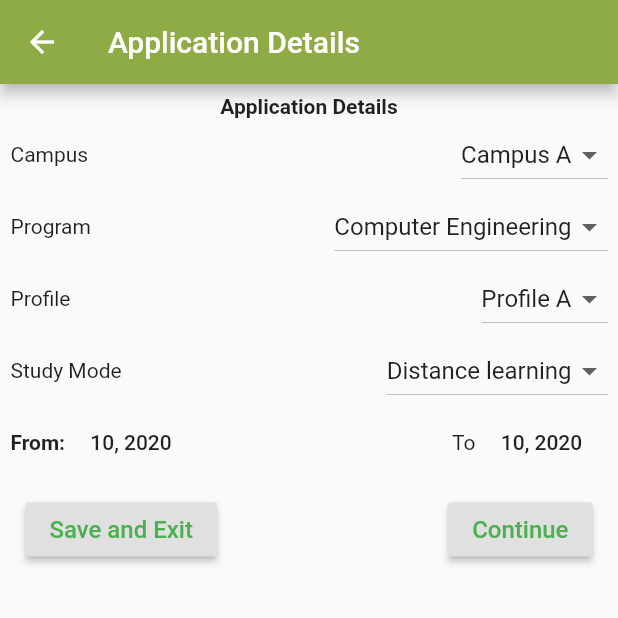
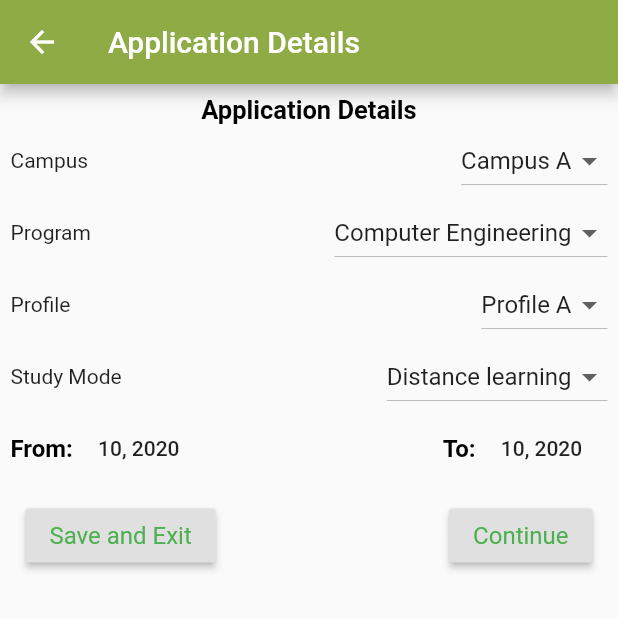
Before and after one commit to durrello/scholar_app, a Flutter app: the ApplicationScreen screen opened directly, on a phone screen of 412 x 824 dp, the top half of it. Run offline on Flutter 3.47's test engine with Material 2 defaults, Android fonts, the phone set to English and light mode, and no system bars; our stand-ins replace animated_splash_screen, file_picker, google_sign_in, hexcolor, page_transition, rflutter_alert and 1 more; missing offline and left inert: flutter_overboard.

Commit message:
created reusable text widgets and used in all needed places

```diff
--- a/lib/src/screens/app_form/application_details.dart
+++ b/lib/src/screens/app_form/application_details.dart
@@ -4,6 +4,8 @@ import 'package:rflutter_alert/rflutter_alert.dart';
 import 'package:scholar_app/src/commons.dart';
 import 'package:scholar_app/src/screens/home/home.dart';
 import 'package:scholar_app/src/screens/preview.dart';
+import 'package:scholar_app/src/widgets/CustomHeader.dart';
+import 'package:scholar_app/src/widgets/CustomText.dart';
 
 class ApplicationScreen extends StatefulWidget {
   @override
@@ -183,12 +185,12 @@ class ApplicationScreenState extends State<ApplicationScreen> {
   buildFromTo(){
     return  Row(
       children: [
-        Text("From:", style: TextStyle(fontWeight: FontWeight.bold),),
+        CustomText(text: "From:", weight: FontWeight.bold,),
         FlatButton(
             onPressed: () {_selectDateFrom(context);},
             child: Text('${_dateFrom.month}, ${_dateFrom.year}')),
         Spacer(),
-        Text("To"),
+        CustomText(text: "To:", weight: FontWeight.bold,),
         FlatButton(
             onPressed: () {_selectDateTo(context);},
             child: Text('${_dateTo.month}, ${_dateTo.year}')),
@@ -210,7 +212,7 @@ class ApplicationScreenState extends State<ApplicationScreen> {
                   child: Column(
                     // mainAxisAlignment: MainAxisAlignment.center,
                     children: [
-                      Text("Application Details", style: TextStyle(fontWeight: FontWeight.bold),),
+                     CustomHeader(text: "Application Details"),
                       _buildCampus(),
                       _buildPrograms(),
                       _buildProfile(),
@@ -224,7 +226,7 @@ class ApplicationScreenState extends State<ApplicationScreen> {
                 child: Row(
                   children: [
                     RaisedButton(
-                      child: Text("Save and Exit", style: TextStyle(color: green, fontSize: 16)),
+                      child: CustomText(text: "Save and Exit", color: green),
                       onPressed: () {
                         return  Alert(
                           context: context,
@@ -233,7 +235,7 @@ class ApplicationScreenState extends State<ApplicationScreen> {
                           buttons: [
                             DialogButton(child: Text("Yes"), onPressed: () {Navigator.of(context).push(MaterialPageRoute(
                                 builder: (BuildContext context) => HomeScreen()));}, color: grey,),
-                            DialogButton(child: Text("No, Continue", style: TextStyle(color: white), textAlign: TextAlign.center,), onPressed: () {Navigator.pop(context);}, color: primary,)
+                            DialogButton(child: CustomText(text: "No, Continue", color: white, textAlign: TextAlign.center) , onPressed: () {Navigator.pop(context);}, color: primary,)
                           ],
                         ).show();
                       },
@@ -243,7 +245,7 @@ class ApplicationScreenState extends State<ApplicationScreen> {
                     Spacer(),
 
                     RaisedButton(
-                      child: Text("Continue", style: TextStyle(color: green, fontSize: 16)),
+                      child: CustomText(text: "Continue", color: green,),
                       onPressed: () => {
                         if(!_formkey.currentState.validate()){
 
--- a/lib/src/screens/app_form/documents.dart
+++ b/lib/src/screens/app_form/documents.dart
@@ -6,6 +6,8 @@ import 'package:rflutter_alert/rflutter_alert.dart';
 import 'package:scholar_app/src/commons.dart';
 import 'package:scholar_app/src/screens/app_form/application_details.dart';
 import 'package:scholar_app/src/screens/home/home.dart';
+import 'package:scholar_app/src/widgets/CustomHeader.dart';
+import 'package:scholar_app/src/widgets/CustomText.dart';
 
 class DocumentScreen extends StatefulWidget {
   @override
@@ -196,6 +198,7 @@ class DocumentScreenState extends State<DocumentScreen> {
           margin: EdgeInsets.all(7),
           child: ListView(
             children: [
+              Center(child: CustomHeader(text: "Application documents")),
               Form(
                   key: _formkey,
                   child: Column(
@@ -212,7 +215,7 @@ class DocumentScreenState extends State<DocumentScreen> {
                 child: Row(
                   children: [
                     RaisedButton(
-                      child: Text("Save and Exit", style: TextStyle(color: green, fontSize: 16)),
+                      child: CustomText(text: "Save and Exit", color: green,),
                       onPressed: () {
                         return  Alert(
                           context: context,
--- a/lib/src/screens/app_form/guardians.dart
+++ b/lib/src/screens/app_form/guardians.dart
@@ -4,6 +4,7 @@ import 'package:rflutter_alert/rflutter_alert.dart';
 import 'package:scholar_app/src/commons.dart';
 import 'package:scholar_app/src/screens/app_form/experience.dart';
 import 'package:scholar_app/src/screens/home/home.dart';
+import 'package:scholar_app/src/widgets/CustomHeader.dart';
 
 class GuardianInfoScreen extends StatefulWidget {
   @override
@@ -242,7 +243,7 @@ class GuardianInfoScreenState extends State<GuardianInfoScreen> {
                   child: Column(
                     // mainAxisAlignment: MainAxisAlignment.center,
                     children: [
-                      Text("Guardian Details", style: TextStyle(fontWeight: FontWeight.bold),),
+                      CustomHeader(text: "Guardian Details"),
                       _buildFullNames(),
                       _buildWhomToYou(),
                       _buildEducation(),
--- a/lib/src/screens/app_form/personal_info.dart
+++ b/lib/src/screens/app_form/personal_info.dart
@@ -4,6 +4,7 @@ import 'package:rflutter_alert/rflutter_alert.dart';
 import 'package:scholar_app/src/commons.dart';
 import 'package:scholar_app/src/screens/app_form/guardians.dart';
 import 'package:scholar_app/src/screens/home/home.dart';
+import 'package:scholar_app/src/widgets/CustomHeader.dart';
 class PersonalInfoScreen extends StatefulWidget {
   @override
   State<StatefulWidget> createState() {
@@ -497,7 +498,7 @@ class PersonalInfoScreenState extends State<PersonalInfoScreen> {
                 child: Column(
                   // mainAxisAlignment: MainAxisAlignment.center,
                   children: [
-                    Text("Personal Details", style: TextStyle(fontWeight: FontWeight.bold),),
+                    CustomHeader(text: "Personal Details"),
                     _buildProfileTitle(),
                     _buildFirstName(),
                     _buildMiddleName(),
@@ -513,7 +514,7 @@ class PersonalInfoScreenState extends State<PersonalInfoScreen> {
                     Divider(),
                     Container(
                         margin: EdgeInsets.fromLTRB(0, 20, 0, 5),
-                        child: Text("Contact Details", style: TextStyle(fontWeight: FontWeight.bold),)),
+                        child: CustomHeader(text: "Contact Details"),),
                     _buildPresentAddress(),
                     _buildPermanentAddress(),
                     _buildCountry(),
--- a/lib/src/screens/app_form/qualifications.dart
+++ b/lib/src/screens/app_form/qualifications.dart
@@ -4,6 +4,7 @@ import 'package:rflutter_alert/rflutter_alert.dart';
 import 'package:scholar_app/src/commons.dart';
 import 'package:scholar_app/src/screens/app_form/documents.dart';
 import 'package:scholar_app/src/screens/home/home.dart';
+import 'package:scholar_app/src/widgets/CustomHeader.dart';
 
 class QualificationScreen extends StatefulWidget {
   @override
@@ -157,7 +158,7 @@ class QualificationScreenState extends State<QualificationScreen> {
                     children: [
                       Container(
                           margin: EdgeInsets.fromLTRB(0, 30, 0, 0),
-                          child: Text("Qualification Details", style: TextStyle(fontWeight: FontWeight.bold),)),
+                          child: CustomHeader(text: "Qualification Details")),
                       _buildInstitution(),
                       buildFromTo(),
                       _buildQualification(),
--- a/lib/src/screens/preview.dart
+++ b/lib/src/screens/preview.dart
@@ -1,5 +1,6 @@
 import 'package:flutter/material.dart';
 import 'package:scholar_app/src/commons.dart';
+import 'package:scholar_app/src/widgets/CustomHeader.dart';
 
 class PreviewScreen extends StatelessWidget {
   @override
@@ -11,7 +12,9 @@ class PreviewScreen extends StatelessWidget {
           children: [
             Container(
                 margin: EdgeInsets.all(10),
-                child: Text("Preview of application in progress", textAlign: TextAlign.center,)),
+                child: Center(
+                  child: CustomHeader(text: "Preview of application in progress")
+                ) ),
 
             ListTile(
               title: Text("Name"),
--- a/lib/src/screens/profile.dart
+++ b/lib/src/screens/profile.dart
@@ -22,7 +22,7 @@ class _ProfileScreenState extends State<ProfileScreen> {
               title: Text("Name"),
               subtitle:  TextField(
                 decoration: InputDecoration(
-                    hintText: 'Durrell Gemuh'
+                    hintText: 'John Doe'
                 ),
               ),
             ),
@@ -34,7 +34,7 @@ class _ProfileScreenState extends State<ProfileScreen> {
               title: Text("Email"),
               subtitle:  TextField(
                 decoration: InputDecoration(
-                    hintText: 'gemuhd@gmail.com'
+                    hintText: 'johndoe@gmail.com'
                 ),
               ),
             ),
@@ -58,7 +58,7 @@ class _ProfileScreenState extends State<ProfileScreen> {
               title: Text("Address"),
               subtitle:  TextField(
                 decoration: InputDecoration(
-                    hintText: 'Buea, Cameroon'
+                    hintText: 'Town, Country'
                 ),
               ),
             ),
--- /dev/null
+++ b/lib/src/widgets/CustomHeader.dart
@@ -0,0 +1,19 @@
+import 'package:flutter/material.dart';
+import 'package:scholar_app/src/commons.dart';
+
+class CustomHeader extends StatelessWidget {
+  final String text;
+  final double size;
+  final Color color;
+  final FontWeight weight;
+
+
+  CustomHeader({@required this.text, this.size, this.color, this.weight, TextAlign textAlign, });
+  @override
+  Widget build(BuildContext context) {
+    return Text(
+      text,
+      style: TextStyle(fontSize: size ?? 17, fontWeight: weight ?? FontWeight.bold, color: color ?? black),
+    );
+  }
+}
--- /dev/null
+++ b/lib/src/widgets/CustomText.dart
@@ -0,0 +1,19 @@
+import 'package:flutter/material.dart';
+import 'package:scholar_app/src/commons.dart';
+
+class CustomText extends StatelessWidget {
+  final String text;
+  final double size;
+  final Color color;
+  final FontWeight weight;
+
+
+  CustomText({@required this.text, this.size, this.color, this.weight, TextAlign textAlign, });
+  @override
+  Widget build(BuildContext context) {
+    return Text(
+      text,
+      style: TextStyle(fontSize: size ?? 16, fontWeight: weight ?? FontWeight.normal, color: color ?? black),
+    );
+  }
+}
```
Also changed, not shown: lib/src/screens/app_form/apply.dart (+5 -4 lines), lib/src/screens/app_form/experience.dart (+6 -4 lines), lib/src/screens/connect_with.dart (+7 -2 lines), lib/src/screens/settings.dart (+39 -22 lines).
